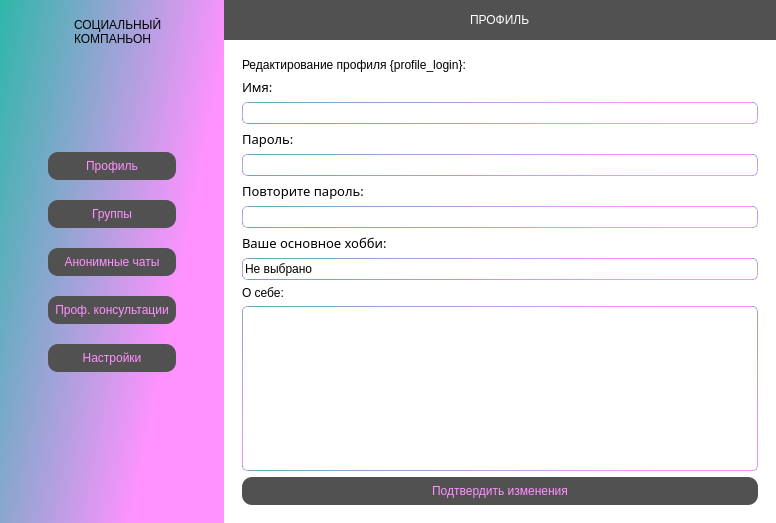
Above: uis/main_win.ui from KIBORGm/amn_project before the change. Below: the same form after it.
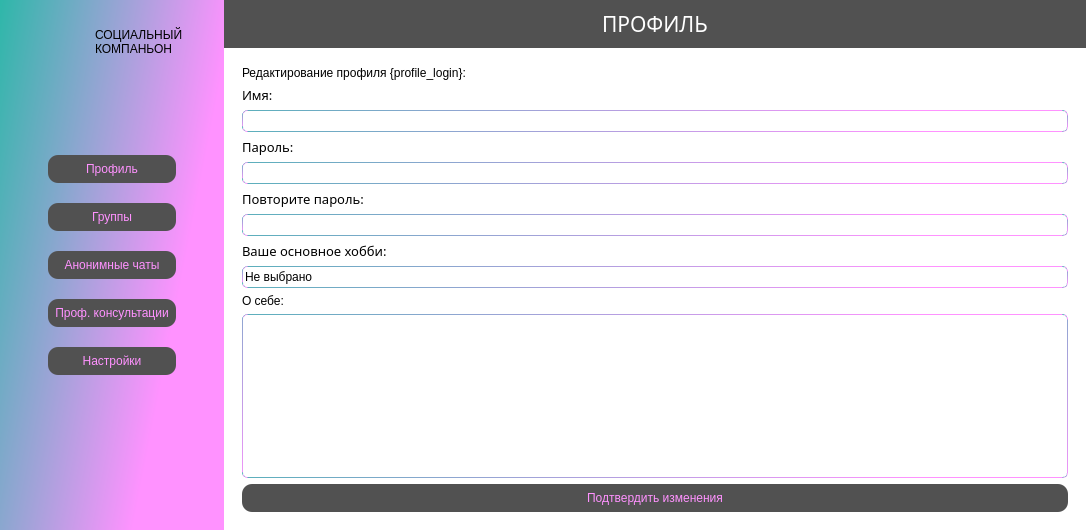
That is the form after the change. The open tabs and pages were chosen to show the change. Icons and pictures are not drawn.

The edit to the form file:
```diff
--- a/uis/main_win.ui
+++ b/uis/main_win.ui
@@ -6,8 +6,8 @@
    <rect>
     <x>0</x>
     <y>0</y>
-    <width>752</width>
-    <height>523</height>
+    <width>1086</width>
+    <height>530</height>
    </rect>
   </property>
   <property name="windowTitle">
@@ -68,6 +68,12 @@
         <layout class="QHBoxLayout" name="horizontalLayout_2">
          <item>
           <widget class="QLabel" name="label_2">
+           <property name="minimumSize">
+            <size>
+             <width>48</width>
+             <height>48</height>
+            </size>
+           </property>
            <property name="text">
             <string/>
            </property>
@@ -97,6 +103,12 @@
       </item>
       <item alignment="Qt::AlignVCenter">
        <widget class="QFrame" name="frame_btns">
+        <property name="font">
+         <font>
+          <family>Century Gothic</family>
+          <pointsize>10</pointsize>
+         </font>
+        </property>
         <property name="styleSheet">
          <string notr="true">QPushButton{
 color: qlineargradient(spread:pad, x1:0, y1:0, x2:0.869, y2:0.403818, stop:0 rgba(46, 183, 169, 255), stop:1 rgba(255, 146, 255, 255));
@@ -303,6 +315,15 @@
             <layout class="QVBoxLayout" name="verticalLayout_9">
              <item alignment="Qt::AlignHCenter">
               <widget class="QLabel" name="label_4">
+               <property name="font">
+                <font>
+                 <family>Century Gothic</family>
+                 <pointsize>16</pointsize>
+                 <weight>50</weight>
+                 <italic>false</italic>
+                 <bold>false</bold>
+                </font>
+               </property>
                <property name="styleSheet">
                 <string notr="true">color: rgb(255, 255, 255);
 font: 15pt &quot;MS Sans Serif&quot;;</string>
@@ -357,7 +378,7 @@
                    <widget class="QLabel" name="label_17">
                     <property name="font">
                      <font>
-                      <family>Gadugi</family>
+                      <family>Century Gothic</family>
                       <pointsize>10</pointsize>
                       <weight>50</weight>
                       <italic>false</italic>
@@ -382,7 +403,7 @@
                    <widget class="QLabel" name="label_13">
                     <property name="font">
                      <font>
-                      <family>Gadugi</family>
+                      <family>Century Gothic</family>
                       <pointsize>10</pointsize>
                       <weight>50</weight>
                       <italic>false</italic>
@@ -407,7 +428,7 @@
                    <widget class="QLabel" name="label_15">
                     <property name="font">
                      <font>
-                      <family>Gadugi</family>
+                      <family>Century Gothic</family>
                       <pointsize>10</pointsize>
                       <weight>50</weight>
                       <italic>false</italic>
@@ -432,7 +453,7 @@
                    <widget class="QLabel" name="label_14">
                     <property name="font">
                      <font>
-                      <family>Gadugi</family>
+                      <family>Century Gothic</family>
                       <pointsize>10</pointsize>
                       <weight>50</weight>
                       <italic>false</italic>
```
Left out of the diff: 62 changed lines with no effect on the pictures.
